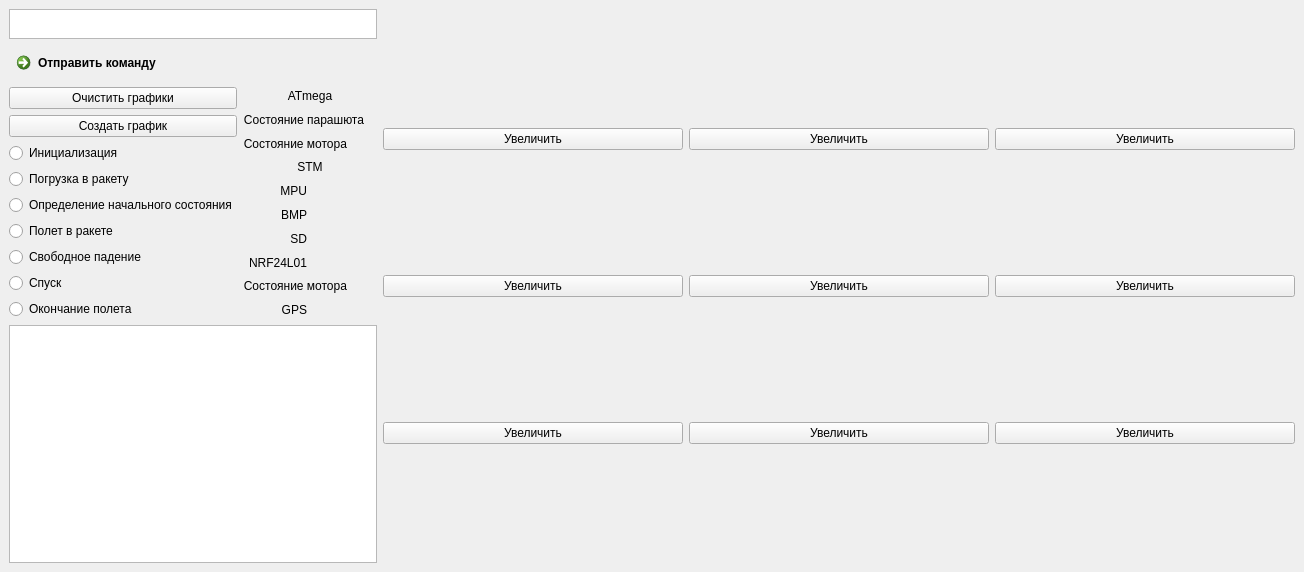
This is ground/unisat-gcs/src/unisat_gcs/server/gcs_ui.ui in Unica-RocketSpace/CanSat-2018 as Qt 5 draws it before an edit. The edited form follows.
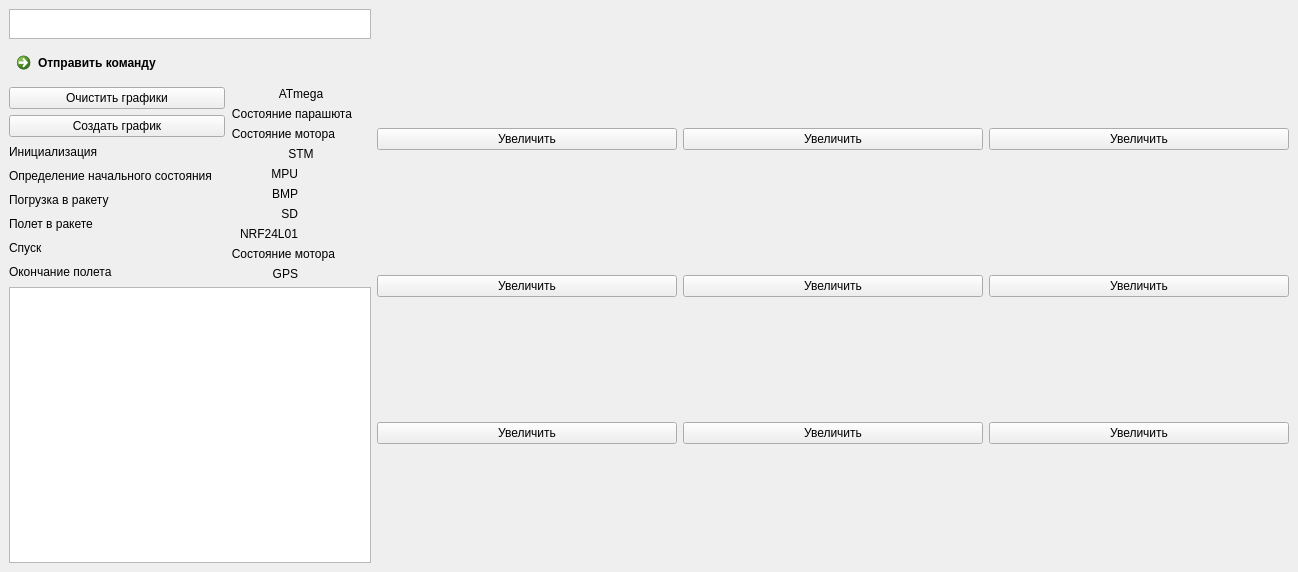
This is the edited form.

What changed in the file:
```diff
--- a/ground/unisat-gcs/src/unisat_gcs/server/gcs_ui.ui
+++ b/ground/unisat-gcs/src/unisat_gcs/server/gcs_ui.ui
@@ -79,42 +79,52 @@
           <item>
            <layout class="QHBoxLayout" name="horizontalLayout_9">
             <item>
-             <widget class="QRadioButton" name="Init">
+             <widget class="QLabel" name="label_6">
               <property name="text">
                <string>Инициализация</string>
               </property>
              </widget>
             </item>
+            <item>
+             <widget class="QLabel" name="init">
+              <property name="text">
+               <string/>
+              </property>
+             </widget>
+            </item>
            </layout>
           </item>
           <item>
            <layout class="QHBoxLayout" name="horizontalLayout_8">
             <item>
-             <widget class="QRadioButton" name="keep_in_rocket">
-              <property name="text">
-               <string>Погрузка в ракету</string>
-              </property>
-             </widget>
-            </item>
-           </layout>
-          </item>
-          <item>
-           <layout class="QHBoxLayout" name="horizontalLayout_10">
-            <item>
-             <widget class="QRadioButton" name="zero_states">
+             <widget class="QLabel" name="label_8">
               <property name="text">
                <string>Определение начального состояния</string>
               </property>
              </widget>
             </item>
+            <item>
+             <widget class="QLabel" name="init_param">
+              <property name="text">
+               <string/>
+              </property>
+             </widget>
+            </item>
            </layout>
           </item>
           <item>
            <layout class="QHBoxLayout" name="horizontalLayout_11">
             <item>
-             <widget class="QRadioButton" name="fly">
+             <widget class="QLabel" name="label_9">
               <property name="text">
-               <string>Полет в ракете</string>
+               <string>Погрузка в ракету</string>
+              </property>
+             </widget>
+            </item>
+            <item>
+             <widget class="QLabel" name="load_in_rocket">
+              <property name="text">
+               <string/>
               </property>
              </widget>
             </item>
@@ -123,9 +133,16 @@
           <item>
            <layout class="QHBoxLayout" name="horizontalLayout_12">
             <item>
-             <widget class="QRadioButton" name="fall">
+             <widget class="QLabel" name="label_15">
               <property name="text">
-               <string>Свободное падение</string>
+               <string>Полет в ракете</string>
+              </property>
+             </widget>
+            </item>
+            <item>
+             <widget class="QLabel" name="in_rocket">
+              <property name="text">
+               <string/>
               </property>
              </widget>
             </item>
@@ -134,23 +151,37 @@
           <item>
            <layout class="QHBoxLayout" name="horizontalLayout_13">
             <item>
-             <widget class="QRadioButton" name="slow_falling">
+             <widget class="QLabel" name="label_16">
               <property name="text">
                <string>Спуск</string>
               </property>
              </widget>
             </item>
+            <item>
+             <widget class="QLabel" name="falling">
+              <property name="text">
+               <string/>
+              </property>
+             </widget>
+            </item>
            </layout>
           </item>
           <item>
            <layout class="QHBoxLayout" name="horizontalLayout_14">
             <item>
-             <widget class="QRadioButton" name="the_end">
+             <widget class="QLabel" name="label_17">
               <property name="text">
                <string>Окончание полета</string>
               </property>
              </widget>
             </item>
+            <item>
+             <widget class="QLabel" name="end">
+              <property name="text">
+               <string/>
+              </property>
+             </widget>
+            </item>
            </layout>
           </item>
          </layout>
```
